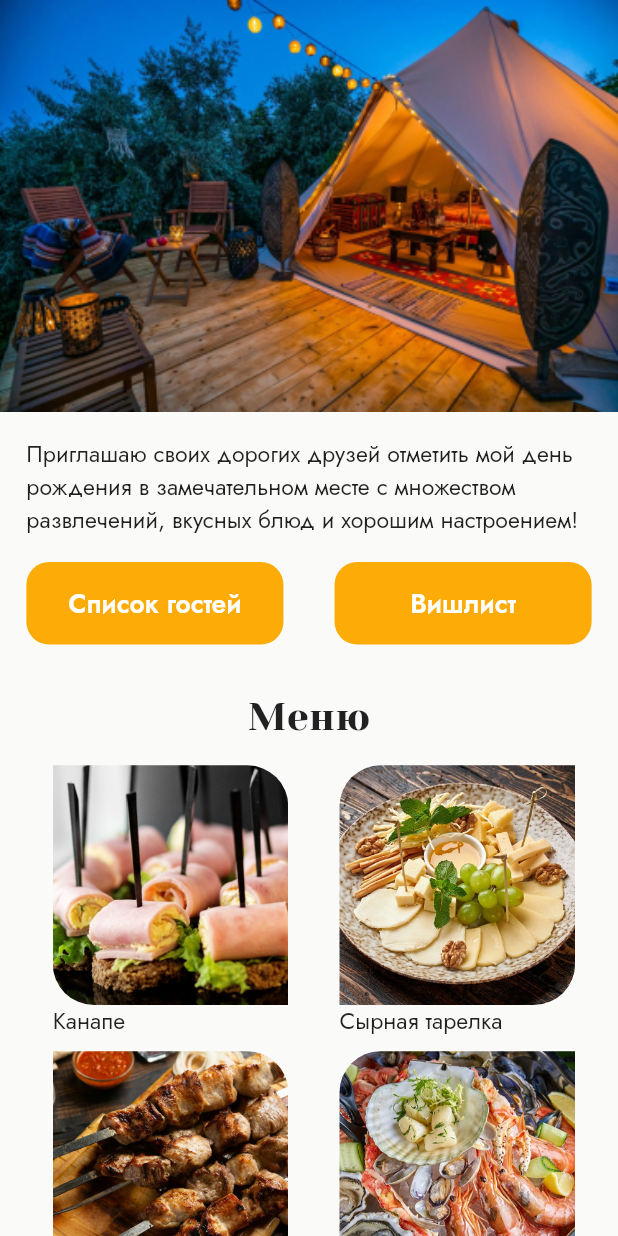
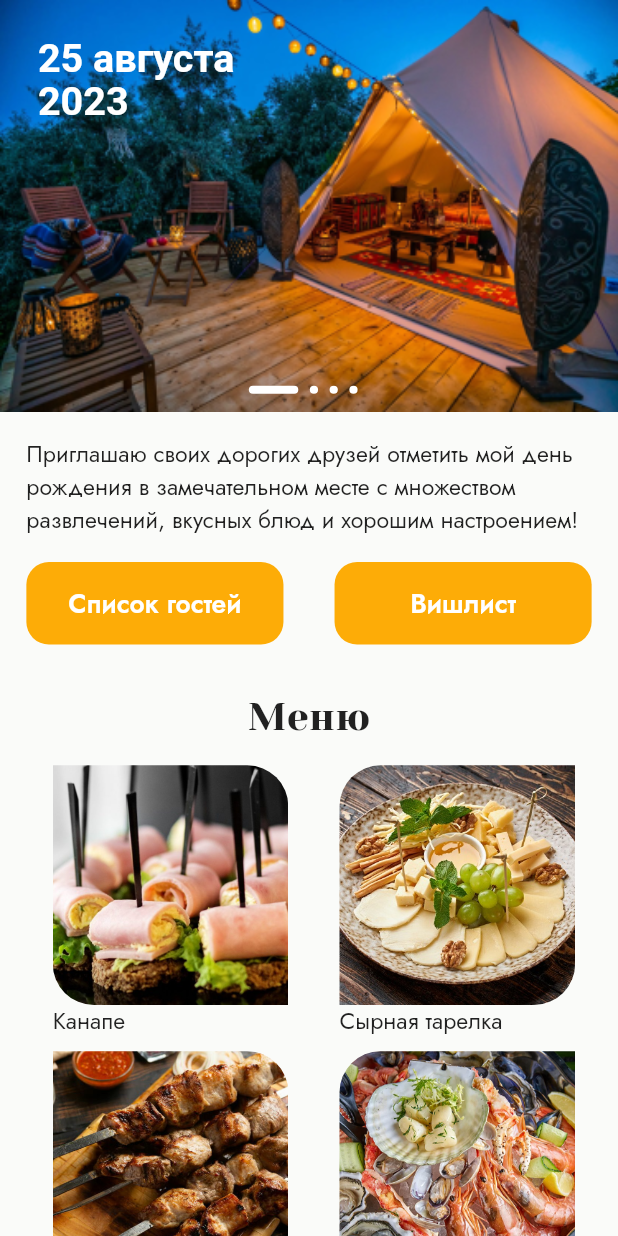
Before and after one commit to TemityStolyarov/birthday_app, a Flutter app: the screen it shows after launch, on a phone screen of 412 x 824 dp. Run offline on Flutter 3.47's test engine with Material 2 defaults, Android fonts, the phone set to English and light mode, and no system bars; our stand-ins replace flutter_screenutil; missing offline and left inert: yandex_mapkit.

Commit message:
Animated Carousel

```diff
--- /dev/null
+++ b/lib/ui/pages/main_page/local_widgets/carousel.dart
@@ -0,0 +1,110 @@
+import 'package:flutter/material.dart';
+import 'package:flutter_screenutil/flutter_screenutil.dart';
+
+class ImageCarousel extends StatefulWidget {
+  const ImageCarousel({super.key});
+
+  @override
+  State<ImageCarousel> createState() => _ImageCarouselState();
+}
+
+class _ImageCarouselState extends State<ImageCarousel> {
+  int _index = 0;
+  List<String> data = [
+    '25 августа\n2023',
+    'Веселое\nафтерпати',
+    'Три дня\nвеселья',
+    'Ночные\nразвлечения'
+  ];
+
+  @override
+  Widget build(BuildContext context) {
+    return Stack(
+      children: [
+        PageView.builder(
+          itemCount: data.length,
+          itemBuilder: (context, index) {
+            return Stack(
+              children: [
+                SizedBox(
+                  width: 375.sp,
+                  height: 250.sp,
+                  child: Image.asset(
+                    "assets/images/carousel$index.png",
+                    fit: BoxFit.cover,
+                  ),
+                ),
+                Positioned(
+                  top: 22.5.sp,
+                  left: 23.sp,
+                  child: SizedBox(
+                    child: RichText(
+                      text: TextSpan(
+                        text: data[index],
+                        style: TextStyle(
+                          height: 1.sp,
+                          color: Colors.white,
+                          fontSize: 24.sp,
+                          fontWeight: FontWeight.w700,
+                        ),
+                        children: const [
+                          TextSpan(text: '\n'),
+                        ],
+                      ),
+                    ),
+                  ),
+                ),
+              ],
+            );
+          },
+          onPageChanged: (index) {
+            setState(() {
+              _index = index;
+            });
+          },
+        ),
+        Align(
+          alignment: Alignment.bottomCenter,
+          child: Padding(
+            padding: EdgeInsets.only(
+              bottom: 11.sp,
+            ),
+            child: CarouselIndicator(
+              length: data.length,
+              selected: _index,
+            ),
+          ),
+        ),
+      ],
+    );
+  }
+}
+
+class CarouselIndicator extends StatelessWidget {
+  final int length;
+  final int selected;
+
+  const CarouselIndicator({
+    super.key,
+    required this.length,
+    required this.selected,
+  });
+
+  @override
+  Widget build(BuildContext context) {
+    return Row(
+      mainAxisAlignment: MainAxisAlignment.center,
+      children: List.generate(length, (index) {
+        return AnimatedContainer(
+          duration: const Duration(milliseconds: 100),
+          height: 5.sp,
+          width: selected == index ? 30.sp : 5.sp,
+          decoration: BoxDecoration(
+            color: Colors.white,
+            borderRadius: BorderRadius.circular(40.sp),
+          ),
+        );
+      }).expand((e) => [e, SizedBox(width: 7.sp)]).toList(),
+    );
+  }
+}
--- a/lib/ui/pages/main_page/main_page.dart
+++ b/lib/ui/pages/main_page/main_page.dart
@@ -2,6 +2,7 @@ import 'package:flutter/material.dart';
 import 'package:flutter/services.dart';
 import 'package:flutter_screenutil/flutter_screenutil.dart';
 import 'package:mobyte_birthday/core/constants.dart';
+import 'package:mobyte_birthday/ui/pages/main_page/local_widgets/carousel.dart';
 import 'package:mobyte_birthday/ui/pages/main_page/local_widgets/entertainments_list.dart';
 import 'package:mobyte_birthday/ui/pages/main_page/local_widgets/menu_grid.dart';
 // import 'package:mobyte_birthday/ui/pages/main_page/local_widgets/yandex_map.dart';
@@ -51,12 +52,8 @@ class _MainPageState extends State<MainPage> {
                 crossAxisAlignment: CrossAxisAlignment.stretch,
                 children: [
                   SizedBox(
-                    width: 375.sp,
                     height: 250.sp,
-                    child: Image.asset(
-                      'assets/images/image.png',
-                      fit: BoxFit.cover,
-                    ),
+                    child: const ImageCarousel(),
                   ),
                   Padding(
                     padding: EdgeInsets.all(16.sp),
```
Also changed, not shown: assets/images/carousel0.png (renamed from assets/images/image.png), assets/images/carousel1.png (added), assets/images/carousel2.png (added), assets/images/carousel3.png (added).
